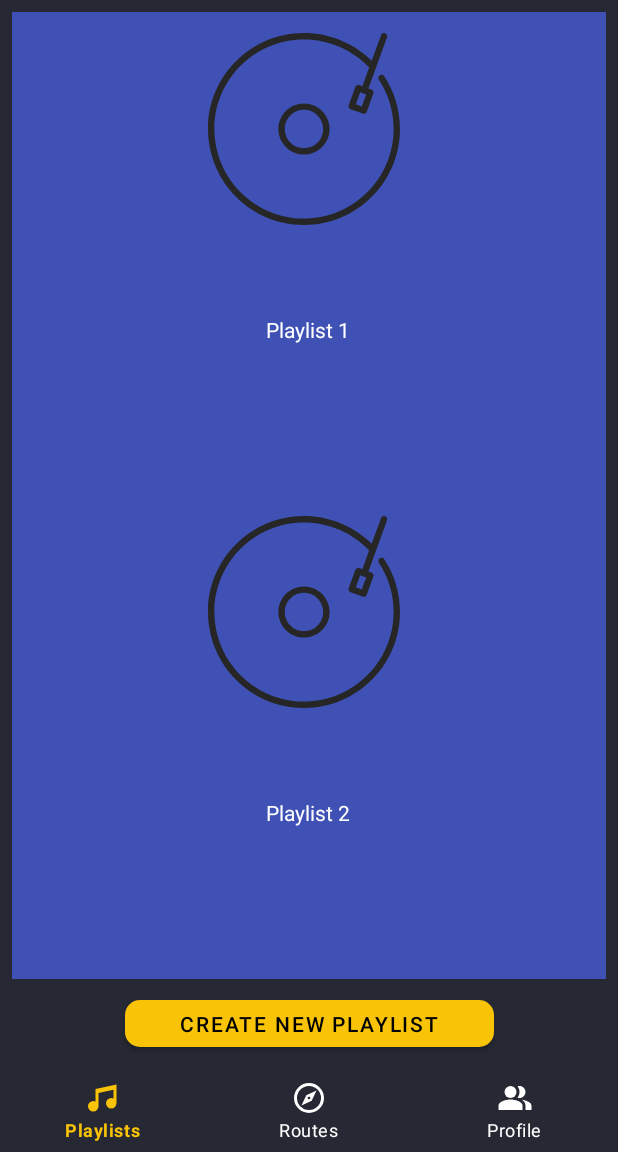
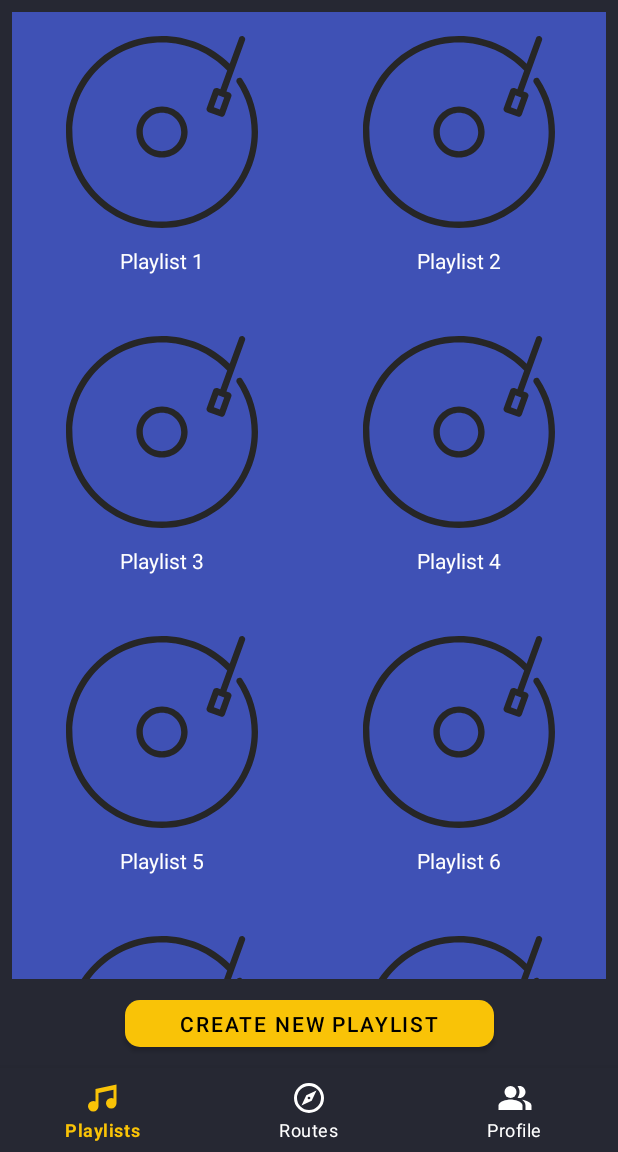
Before and after one commit to davidggondelludc/Trackify, an Android app: the screen it shows after launch (MainActivity), on a phone screen of 412 x 824 dp, the part 84-1236 px from its top. Run offline under Robolectric (Android 15) with nearby library versions, the phone set to English and light mode, and no system bars; our stand-ins replace navigation-ui.

Commit message:
improving layout in landing playlists

```diff
--- a/Trackify/app/src/main/java/com/apm/trackify/ui/playlist/landing/LandingFragment.kt
+++ b/Trackify/app/src/main/java/com/apm/trackify/ui/playlist/landing/LandingFragment.kt
@@ -29,7 +29,7 @@ class LandingFragment : Fragment() {
         binding = PlaylistsLandingFragmentBinding.inflate(inflater, container, false)
         val recyclerview = binding.rvPlaylistCover
 
-        recyclerview.layoutManager = GridLayoutManager(context,2,RecyclerView.HORIZONTAL,false)
+        recyclerview.layoutManager = GridLayoutManager(context,2,RecyclerView.VERTICAL,false)
 
         val data = ArrayList<PlaylistCoverItemsViewModel>()
 
--- a/Trackify/app/src/main/res/layout/playlist_cover_item.xml
+++ b/Trackify/app/src/main/res/layout/playlist_cover_item.xml
@@ -2,8 +2,8 @@
 <androidx.constraintlayout.widget.ConstraintLayout xmlns:android="http://schemas.android.com/apk/res/android"
     xmlns:app="http://schemas.android.com/apk/res-auto"
     xmlns:tools="http://schemas.android.com/tools"
-    android:layout_width="match_parent"
-    android:layout_height="match_parent"
+    android:layout_width="200dp"
+    android:layout_height="200dp"
     android:background="#3F51B5">
 
     <ImageView
@@ -15,10 +15,9 @@
         android:focusable="auto"
         app:layout_constraintBottom_toBottomOf="parent"
         app:layout_constraintEnd_toEndOf="parent"
-        app:layout_constraintHorizontal_bias="0.487"
         app:layout_constraintStart_toStartOf="parent"
         app:layout_constraintTop_toTopOf="parent"
-        app:layout_constraintVertical_bias="0.071"
+        app:layout_constraintVertical_bias="0.222"
         tools:srcCompat="@tools:sample/avatars" />
 
     <TextView
@@ -28,10 +27,9 @@
         android:text="@string/playlist_x"
         app:layout_constraintBottom_toBottomOf="parent"
         app:layout_constraintEnd_toEndOf="parent"
-        app:layout_constraintHorizontal_bias="0.498"
         app:layout_constraintStart_toStartOf="parent"
         app:layout_constraintTop_toBottomOf="@+id/imageCover"
-        app:layout_constraintVertical_bias="0.373" />
+        app:layout_constraintVertical_bias="0.333" />
 
 
 </androidx.constraintlayout.widget.ConstraintLayout>
```
